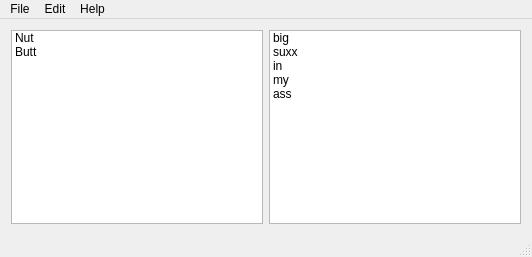
Before: the Qt Designer form mainwindow.ui in defaultsamson/Soundboard, drawn with Qt 5.
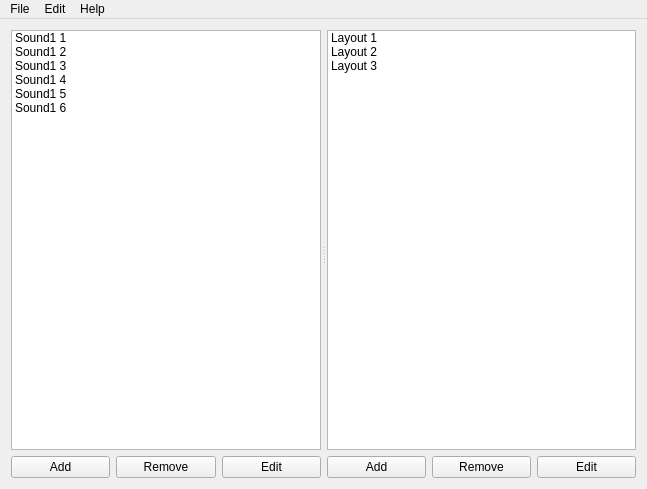
After: the same form once the commit is applied.

Commit message: Added menu functionality and fixed layout

```diff
--- a/mainwindow.ui
+++ b/mainwindow.ui
@@ -6,8 +6,8 @@
    <rect>
     <x>0</x>
     <y>0</y>
-    <width>532</width>
-    <height>257</height>
+    <width>647</width>
+    <height>489</height>
    </rect>
   </property>
   <property name="windowTitle">
@@ -17,59 +17,163 @@
    <property name="autoFillBackground">
     <bool>false</bool>
    </property>
+   <layout class="QHBoxLayout" name="horizontalLayout_3">
+    <item>
+     <widget class="QSplitter" name="splitter">
+      <property name="orientation">
+       <enum>Qt::Horizontal</enum>
+      </property>
+      <property name="handleWidth">
+       <number>6</number>
+      </property>
+      <property name="childrenCollapsible">
+       <bool>false</bool>
+      </property>
+      <widget class="QWidget" name="widget_2" native="true">
+       <layout class="QVBoxLayout" name="verticalLayout_5">
+        <property name="leftMargin">
+         <number>0</number>
+        </property>
+        <property name="topMargin">
+         <number>0</number>
+        </property>
+        <property name="rightMargin">
+         <number>0</number>
+        </property>
+        <property name="bottomMargin">
+         <number>0</number>
+        </property>
+        <item>
+         <widget class="QListWidget" name="listWidget_2">
+          <item>
+           <property name="text">
+            <string>Sound1 1</string>
+           </property>
+          </item>
+          <item>
+           <property name="text">
+            <string>Sound1 2</string>
+           </property>
+          </item>
+          <item>
+           <property name="text">
+            <string>Sound1 3</string>
+           </property>
+          </item>
+          <item>
+           <property name="text">
+            <string>Sound1 4</string>
+           </property>
+          </item>
+          <item>
+           <property name="text">
+            <string>Sound1 5</string>
+           </property>
+          </item>
+          <item>
+           <property name="text">
+            <string>Sound1 6</string>
+           </property>
+          </item>
+         </widget>
+        </item>
+        <item>
    <layout class="QHBoxLayout" name="horizontalLayout">
     <item>
+           <widget class="QPushButton" name="pushButton_3">
+            <property name="text">
+             <string>Add</string>
+            </property>
+           </widget>
+          </item>
+          <item>
+           <widget class="QPushButton" name="pushButton_2">
+            <property name="text">
+             <string>Remove</string>
+            </property>
+           </widget>
+          </item>
+          <item>
+           <widget class="QPushButton" name="pushButton">
+            <property name="text">
+             <string>Edit</string>
+            </property>
+           </widget>
+          </item>
+         </layout>
+        </item>
+       </layout>
+      </widget>
+      <widget class="QWidget" name="widget" native="true">
+       <layout class="QVBoxLayout" name="verticalLayout_4">
+        <property name="leftMargin">
+         <number>0</number>
+        </property>
+        <property name="topMargin">
+         <number>0</number>
+        </property>
+        <property name="rightMargin">
+         <number>0</number>
+        </property>
+        <property name="bottomMargin">
+         <number>0</number>
+        </property>
+        <item>
      <widget class="QListWidget" name="listWidget">
       <item>
        <property name="text">
-        <string>Nut</string>
+            <string>Layout 1</string>
        </property>
       </item>
       <item>
        <property name="text">
-        <string>Butt</string>
-       </property>
-      </item>
-     </widget>
-    </item>
+            <string>Layout 2</string>
+           </property>
+          </item>
     <item>
-     <widget class="QListWidget" name="listWidget_2">
-      <item>
        <property name="text">
-        <string>big</string>
-       </property>
-      </item>
-      <item>
-       <property name="text">
-        <string>suxx</string>
-       </property>
+            <string>Layout 3</string>
+           </property>
+          </item>
+         </widget>
       </item>
       <item>
+         <layout class="QHBoxLayout" name="horizontalLayout_2">
+          <item>
+           <widget class="QPushButton" name="pushButton_6">
        <property name="text">
-        <string>in</string>
-       </property>
+             <string>Add</string>
+            </property>
+           </widget>
       </item>
       <item>
+           <widget class="QPushButton" name="pushButton_5">
        <property name="text">
-        <string>my</string>
-       </property>
+             <string>Remove</string>
+            </property>
+           </widget>
       </item>
       <item>
+           <widget class="QPushButton" name="pushButton_4">
        <property name="text">
-        <string>ass</string>
-       </property>
-      </item>
-     </widget>
+             <string>Edit</string>
+            </property>
+           </widget>
+          </item>
+         </layout>
+        </item>
+       </layout>
+      </widget>
+     </widget>
     </item>
    </layout>
   </widget>
-  <widget class="QStatusBar" name="statusBar"/>
   <widget class="QMenuBar" name="menuBar">
    <property name="geometry">
     <rect>
      <x>0</x>
      <y>0</y>
-     <width>532</width>
+     <width>647</width>
      <height>22</height>
     </rect>
    </property>
```
Left out of the diff: 15 changed lines with no effect on the pictures. Lines whose indentation alone changed are shown as unchanged. The commit also changes 2 other files.
